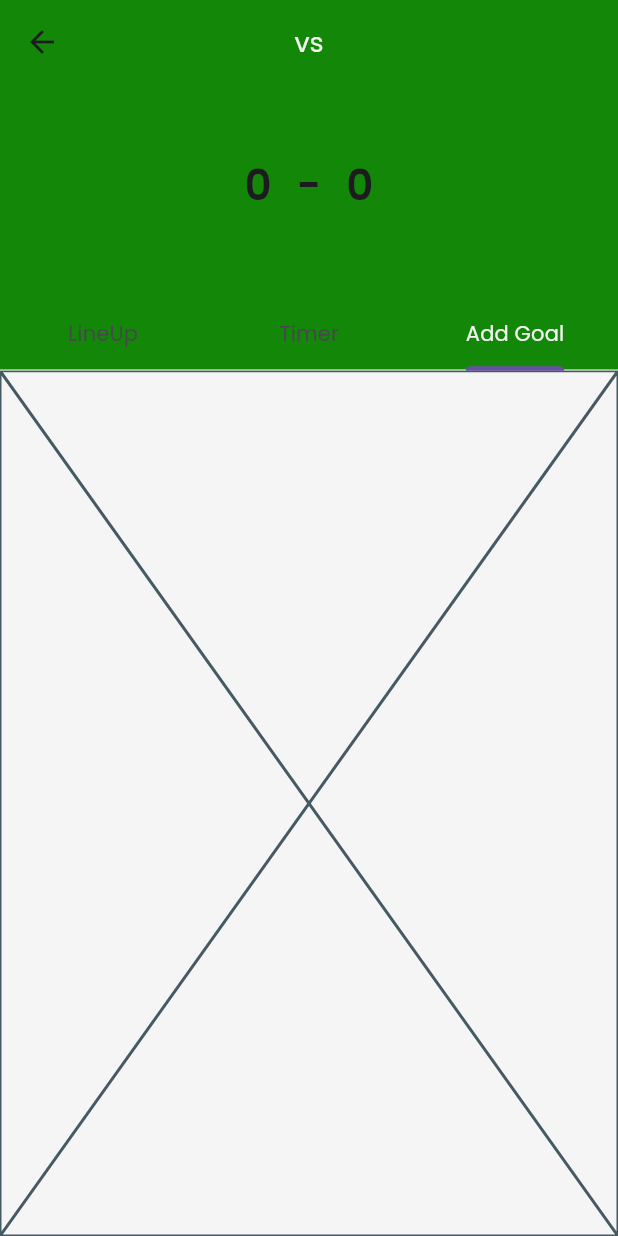
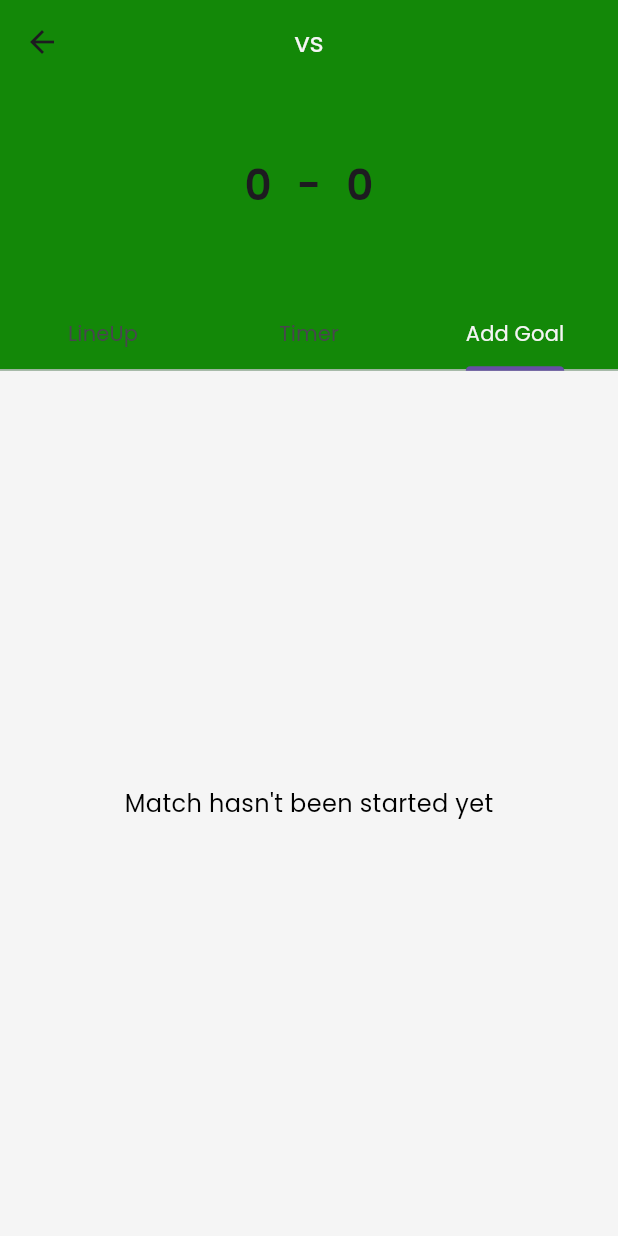
Before and after one commit to ashishsapkota1/Football-Host, a Flutter app: the StartMatch screen opened directly with empty values, tab 3 chosen, on a phone screen of 412 x 824 dp. Run offline on Flutter 3.47's test engine with Material 3 defaults, Android fonts, the phone set to English and light mode, and no system bars; our stand-ins replace another_flushbar, audioplayers, flutter_slidable, fluttertoast, sqflite; accounts and stored records are empty.

Commit message:
goals added

```diff
--- a/lib/data/database_Helper/database_helper.dart
+++ b/lib/data/database_Helper/database_helper.dart
@@ -177,6 +177,18 @@ class DbHelper {
         where: 'id = ?', whereArgs: [matchId]);
   }
 
+  Future<int?> addTeam1Goal(int matchId, int goalNumber) async {
+    var dbClient = await db;
+    return dbClient?.update("MATCH", {'team1Score': goalNumber},
+        where: "id = ?", whereArgs: [matchId]);
+  }
+
+  Future<int?> addTeam2Goal(int matchId, int goalNumber) async {
+    var dbClient = await db;
+    return dbClient?.update("MATCH", {'team2Score': goalNumber},
+        where: "id = ?", whereArgs: [matchId]);
+  }
+
   // Get Matches
   Future<List<Matches>> getMatches(int tournamentId) async {
     var dbClient = await db;
--- a/lib/main.dart
+++ b/lib/main.dart
@@ -5,6 +5,7 @@ import 'package:football_host/view_model/home_view_model.dart';
 import 'package:football_host/view_model/matchViewModel/match_timer_model.dart';
 import 'package:football_host/view_model/matchViewModel/match_view_model.dart';
 import 'package:football_host/view_model/matchViewModel/schedule_view_model.dart';
+import 'package:football_host/view_model/matchViewModel/score_view_model.dart';
 import 'package:football_host/view_model/navbar_view_model.dart';
 import 'package:football_host/view_model/player_view_model.dart';
 import 'package:football_host/view_model/teamViewModel/teamName_view_model.dart';
@@ -35,6 +36,7 @@ class MyApp extends StatelessWidget {
         ChangeNotifierProvider(create: (context) => MatchViewModel()),
         ChangeNotifierProvider(create: (context) => ScheduleViewModel()),
         ChangeNotifierProvider(create: (context) => MatchTimerViewModel()),
+        ChangeNotifierProvider(create: (context) => ScoreViewModel())
       ],
       child:  MaterialApp(
         theme: ThemeData(fontFamily: 'Poppins'),
--- a/lib/resources/components/add_player_form.dart
+++ b/lib/resources/components/add_player_form.dart
@@ -102,7 +102,7 @@ _displayTextField(BuildContext context) {
                           position.isNotEmpty) {
                         playerProvider.addPlayer(teamId!, playerName, position, int.tryParse(jerseyNo)!);
                         Navigator.pop(context);
-                        await Utils.toastMessage("Player added successfully", AppColor.backGroundColor);
+                        await Utils.toastMessage("Player added successfully", AppColor.appBarColor);
 
                         playerNameController.clear();
                         playerJerseyNo.clear();
--- a/lib/view/match-view/add_goal.dart
+++ b/lib/view/match-view/add_goal.dart
@@ -1,15 +1,110 @@
 import 'package:flutter/material.dart';
+import 'package:football_host/resources/utils/spacing.dart';
+import 'package:football_host/view_model/matchViewModel/match_view_model.dart';
+import 'package:football_host/view_model/matchViewModel/score_view_model.dart';
+import 'package:provider/provider.dart';
+
+import '../../resources/app_colors.dart';
+import '../../resources/utils/text_styles.dart';
 
 class AddGoal extends StatefulWidget {
-  const AddGoal({super.key});
+  final int? matchId;
+  final int? team1Id;
+  final int? team2Id;
+  final String? team1Name;
+  final String? team2Name;
+
+  const AddGoal(
+      {super.key,
+        required this.matchId,
+      required this.team1Id,
+      required this.team2Id,
+      required this.team1Name,
+      required this.team2Name});
 
   @override
   State<AddGoal> createState() => _AddGoalState();
 }
 
 class _AddGoalState extends State<AddGoal> {
+  bool isTeam1Selected = false;
+  bool isTeam2Selected = false;
+
+
   @override
   Widget build(BuildContext context) {
-    return const Placeholder();
+    final matchViewModel = Provider.of<MatchViewModel>(context);
+    bool matchStarted = matchViewModel.matchStarted;
+    final scoreViewModel = Provider.of<ScoreViewModel>(context);
+    int team1Score = scoreViewModel.team1Score;
+    int team2Score = scoreViewModel.team2Score;
+    return matchStarted
+        ? Column(
+            children: [
+              const Text(
+                "Select scoring team",
+                style: TextStyle(fontSize: 16, fontWeight: FontWeight.w700),
+              ),
+              horizontalSpacing(space: 8),
+              Row(
+                mainAxisAlignment: MainAxisAlignment.center,
+                children: [
+                  Checkbox(
+                      value: isTeam1Selected,
+                      onChanged: (value) {
+                        setState(() {
+                          isTeam1Selected = value ?? false;
+                          isTeam2Selected = !isTeam1Selected;
+                        });
+                      }),
+                  Text(
+                    widget.team1Name!,
+                    style: TextStyles.cardText,
+                  ),
+                ],
+              ),
+              horizontalSpacing(space: 14),
+              Row(
+                mainAxisAlignment: MainAxisAlignment.center,
+                children: [
+                  Checkbox(
+                      value: isTeam2Selected,
+                      onChanged: (value) {
+                        setState(() {
+                          isTeam2Selected = value ?? false;
+                          isTeam1Selected = !isTeam2Selected;
+                        });
+                      }),
+                  Text(
+                    widget.team2Name!,
+                    style: TextStyles.cardText,
+                  ),
+                ],
+              ),
+              TextButton(
+                  style: ButtonStyle(
+                    backgroundColor:
+                        MaterialStateProperty.all<Color>(AppColor.appBarColor),
+                  ),
+                  onPressed: () async{
+                    if(isTeam1Selected){
+                      await scoreViewModel.addTeam1Goal(widget.matchId!, team1Score);
+                    } else if(isTeam2Selected){
+                      await scoreViewModel.addTeam2Goal(widget.matchId!, team2Score);
+                    }
+
+                  },
+                  child: const Text(
+                    'Add goal',
+                    style: TextStyles.tabBarStyle,
+                  )),
+            ],
+          )
+        : const Center(
+            child: Text(
+            'Match hasn\'t been started yet',
+            style: TextStyle(fontSize: 16, color: Colors.black),
+          ));
   }
+
 }
--- a/lib/view/match-view/start_match.dart
+++ b/lib/view/match-view/start_match.dart
@@ -6,6 +6,7 @@ import 'package:football_host/view/match-view/add_goal.dart';
 import 'package:football_host/view/match-view/lineup.dart';
 import 'package:football_host/view/match-view/timer.dart';
 import 'package:football_host/view_model/matchViewModel/match_view_model.dart';
+import 'package:football_host/view_model/matchViewModel/score_view_model.dart';
 import 'package:provider/provider.dart';
 import '../../data/model/match/match_model.dart';
 import '../../resources/utils/text_styles.dart';
@@ -26,14 +27,22 @@ class _StartMatchState extends State<StartMatch> with TickerProviderStateMixin {
   Widget build(BuildContext context) {
     final matchViewModel = Provider.of<MatchViewModel>(context);
     bool matchStarted = matchViewModel.matchStarted;
+    final scoreViewModel = Provider.of<ScoreViewModel>(context);
+    int team1Score = scoreViewModel.team1Score;
+    int team2Score = scoreViewModel.team2Score;
     List<Widget> tabs = [
       LineUp(
           team1Id: widget.matches.team1Id,
           team2Id: widget.matches.team2Id,
           team1Name: widget.matches.team1Name,
           team2Name: widget.matches.team2Name),
-      MatchTimer(),
-      AddGoal()
+      const MatchTimer(),
+      AddGoal(
+        matchId: widget.matches.id,
+          team1Id: widget.matches.team1Id,
+          team2Id: widget.matches.team2Id,
+          team1Name: widget.matches.team1Name,
+          team2Name: widget.matches.team2Name)
     ];
     return PopScope(
       canPop: !matchStarted,
@@ -72,7 +81,7 @@ class _StartMatchState extends State<StartMatch> with TickerProviderStateMixin {
                           verticalSpacing(
                               space: Responsive.screenWidth(context) * 0.08),
                           Text(
-                            widget.matches.team1Score.toString(),
+                            team1Score.toString(),
                             style: TextStyles.scoreStyle,
                           ),
                           verticalSpacing(
@@ -84,7 +93,7 @@ class _StartMatchState extends State<StartMatch> with TickerProviderStateMixin {
                           verticalSpacing(
                               space: Responsive.screenWidth(context) * 0.04),
                           Text(
-                            widget.matches.team2Score.toString(),
+                           team2Score.toString(),
                             style: TextStyles.scoreStyle,
                           ),
                           verticalSpacing(
--- /dev/null
+++ b/lib/view_model/matchViewModel/score_view_model.dart
@@ -0,0 +1,25 @@
+import 'package:flutter/foundation.dart';
+import 'package:football_host/data/database_Helper/database_helper.dart';
+
+class ScoreViewModel extends ChangeNotifier {
+  late int _team1Score = 0 ;
+
+  int get team1Score => _team1Score;
+
+  late int _team2Score = 0 ;
+
+  int get team2Score => _team2Score;
+
+  Future<void> addTeam1Goal(int matchId, int goalNumber) async{
+    await DbHelper.instance.addTeam1Goal(matchId, goalNumber+1);
+    _team1Score = goalNumber +1;
+    notifyListeners();
+  }
+
+  Future<void> addTeam2Goal(int matchId, int goalNumber) async{
+    await DbHelper.instance.addTeam2Goal(matchId, goalNumber+1);
+    _team2Score = goalNumber +1;
+    notifyListeners();
+  }
+
+}
```
Also changed, not shown: lib/view/add_teams.dart (+19 -11 lines).
